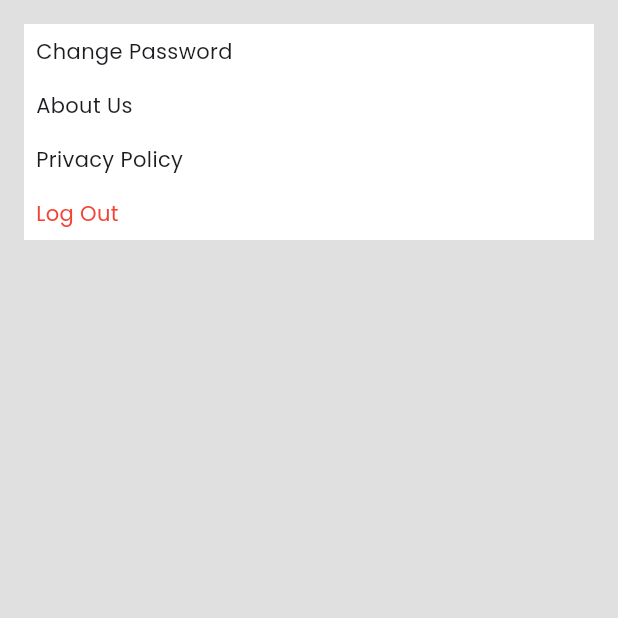
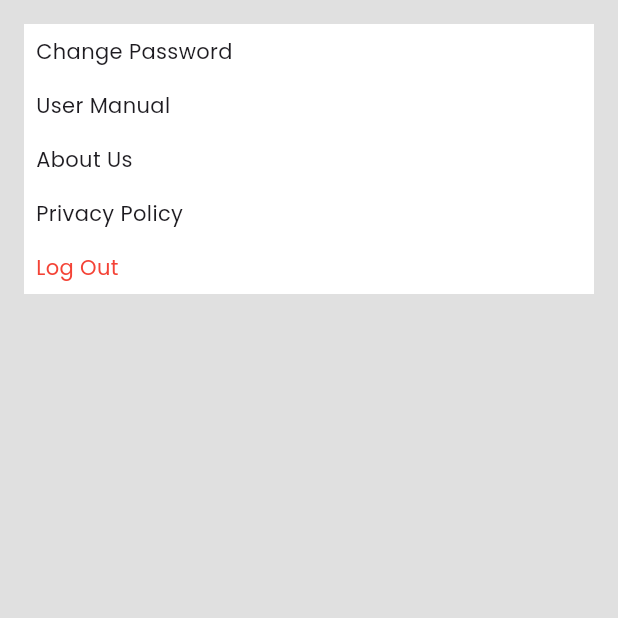
Before and after one commit to hivethesoulchild/smartcheck, a Flutter app: the Settings screen opened directly with empty values, on a phone screen of 412 x 824 dp, the top half of it. Run offline on Flutter 3.47's test engine with Material 3 defaults, Android fonts, the phone set to English and light mode, and no system bars; our stand-ins replace camera, charts_flutter_new, csv, file_picker, flutter_dotenv, flutter_easyloading and 5 more; accounts and stored records are empty; network calls fail.

Commit message:
fix frontend

```diff
--- a/lib/batch_detail.dart
+++ b/lib/batch_detail.dart
@@ -160,8 +160,7 @@ class _BatchDetailState extends State<BatchDetail> {
           child: Center(
             child: GridView.count(
               crossAxisCount: 1,
-              childAspectRatio:
-                  MediaQuery.of(context).size.width < 480 ? 2.7 : 4.2,
+              childAspectRatio: MediaQuery.of(context).size.width / 150,
               mainAxisSpacing: 5.0,
               children: List.generate(applicants.length, (index) {
                 //List.generate(global.batchData[widget.dataIndex]["applicants"].length, (index) {
--- a/lib/models/settings.dart
+++ b/lib/models/settings.dart
@@ -205,6 +205,21 @@ class Settings extends StatelessWidget {
                     ),
                     InkWell(
                       onTap: () {
+                        showPasswordDialog(context);
+                      },
+                      child: Align(
+                        alignment: Alignment.centerLeft,
+                        child: Padding(
+                          padding: const EdgeInsets.all(8.0),
+                          child: Text(
+                            'User Manual',
+                            style: GoogleFonts.poppins(),
+                          ),
+                        ),
+                      ),
+                    ),
+                    InkWell(
+                      onTap: () {
                         showAlertDialog(context);
                       },
                       child: Align(
--- a/lib/pages/user_dashboard.dart
+++ b/lib/pages/user_dashboard.dart
@@ -14,7 +14,6 @@ import 'dart:convert' show utf8;
 import '../data.dart' as global;
 import '../backend/backendpy.dart';
 import 'package:uuid/uuid.dart';
-
 
 class UserDashboard extends StatefulWidget {
   final List<CameraDescription> cameras;
```
Also changed, not shown: lib/pages/archives.dart (+22 -16 lines).
